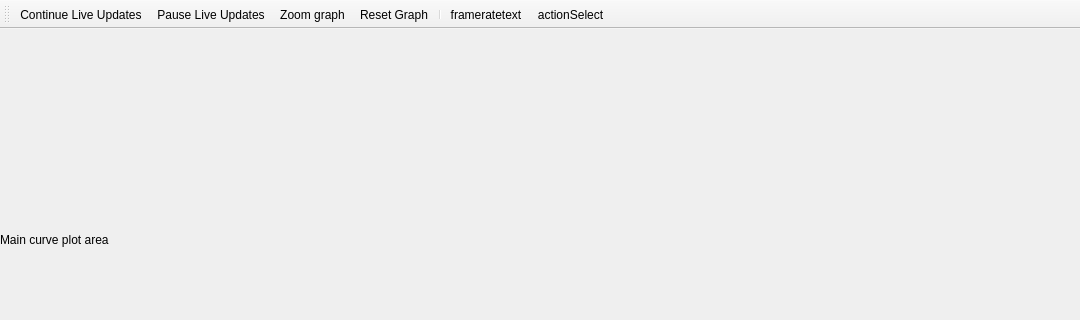
First picture: the form in linegrab/ui/linegrab_layout.ui, repository WasatchPhotonics/LineGrab, before the edit; both pictures show x 0 to 1080 and y 0 to 320 of the 1080 by 600 pixel window.
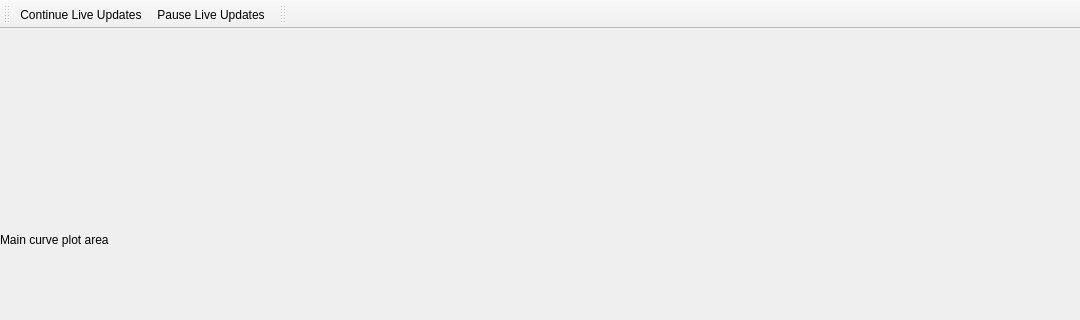
Second picture: the form after the edit. Icons and pictures are not drawn.

Commit message: spacer for fps display on the right, basic reset button

Patch:
```diff
--- a/linegrab/ui/linegrab_layout.ui
+++ b/linegrab/ui/linegrab_layout.ui
@@ -134,10 +134,13 @@
    </property>
    <property name="iconSize">
     <size>
-     <width>48</width>
-     <height>48</height>
+     <width>36</width>
+     <height>36</height>
     </size>
    </property>
+   <property name="toolButtonStyle">
+    <enum>Qt::ToolButtonIconOnly</enum>
+   </property>
    <attribute name="toolBarArea">
     <enum>TopToolBarArea</enum>
    </attribute>
@@ -146,11 +149,26 @@
    </attribute>
    <addaction name="actionContinue_Live_Updates"/>
    <addaction name="actionPause_Live_Updates"/>
-   <addaction name="actionZoom_graph"/>
-   <addaction name="actionReset_Graph"/>
-   <addaction name="separator"/>
-   <addaction name="actionFrameratetext"/>
-   <addaction name="actionActionSelect"/>
+  </widget>
+  <widget class="QToolBar" name="toolBar_GraphControls">
+   <property name="enabled">
+    <bool>true</bool>
+   </property>
+   <property name="windowTitle">
+    <string>toolBar_GraphControls</string>
+   </property>
+   <property name="iconSize">
+    <size>
+     <width>36</width>
+     <height>36</height>
+    </size>
+   </property>
+   <attribute name="toolBarArea">
+    <enum>TopToolBarArea</enum>
+   </attribute>
+   <attribute name="toolBarBreak">
+    <bool>false</bool>
+   </attribute>
   </widget>
   <action name="actionPause_Live_Updates">
    <property name="checkable">
@@ -206,14 +224,6 @@
     <string>Restore curve and image settings to default</string>
    </property>
   </action>
-  <action name="actionFrameratetext">
-   <property name="text">
-    <string>frameratetext</string>
-   </property>
-   <property name="toolTip">
-    <string>Curve and Image render FPS</string>
-   </property>
-  </action>
   <action name="actionActionSelect">
    <property name="icon">
     <iconset resource="iconagraphy.qrc">
```
Left out of the diff: 6 changed lines with no effect on the pictures. The commit also changes 6 other files.
